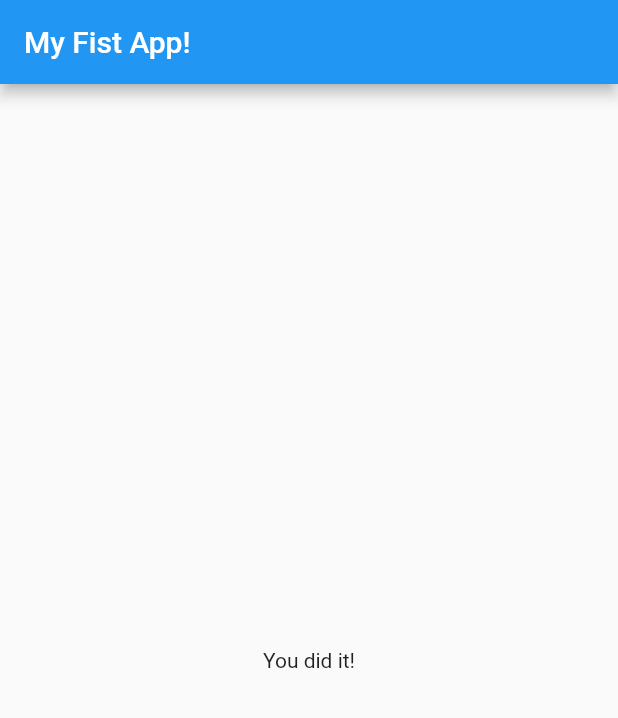
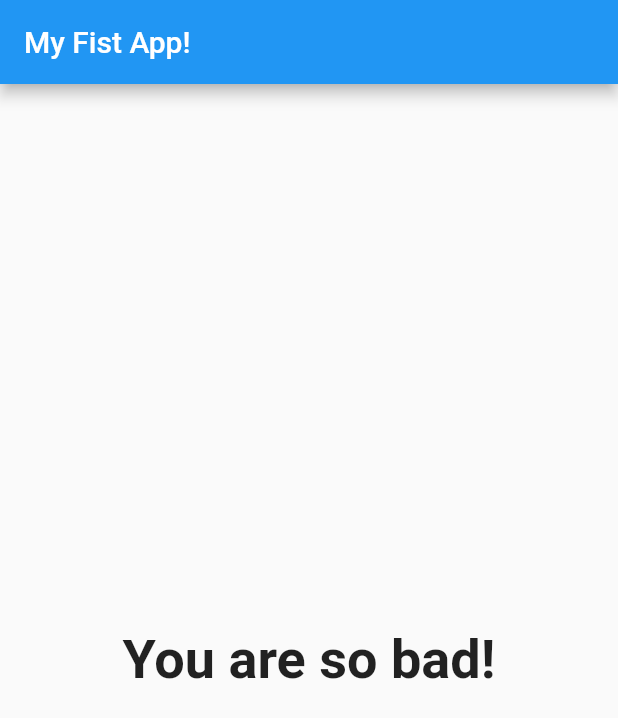
Before and after one commit to ayoline/Udemy---flutter_complete_guide, a Flutter app: the screen it shows after launch, after a tap on "Black", after a tap on "Snake", after a tap on "Roger", on a phone screen of 412 x 824 dp. Shown: the top 718 px of the screen. Run offline on Flutter 3.47's test engine with Material 2 defaults, Android fonts, the phone set to English and light mode, and no system bars.

Commit message:
add get and if else to result

```diff
--- a/lib/main.dart
+++ b/lib/main.dart
@@ -75,7 +75,7 @@ class _MyAppState extends State<MyApp> {
                 questionIndex: _questionIndex,
                 questions: _questions,
               )
-            : Result(),
+            : Result(_totalScore),
       ),
     );
   }
--- a/lib/result.dart
+++ b/lib/result.dart
@@ -1,12 +1,36 @@
 import 'package:flutter/material.dart';
 
 class Result extends StatelessWidget {
-  const Result({Key key}) : super(key: key);
+  final int resultScore;
+
+  Result(this.resultScore);
+
+  String get resultPhrase {
+    String resultText;
+
+    if (resultScore <= 8) {
+      resultText = "You are awesome and innocent!";
+    } else if (resultScore <= 12) {
+      resultText = "Pretty Likable!";
+    } else if (resultScore <= 16) {
+      resultText = "You are... strange?";
+    } else {
+      resultText = "You are so bad!";
+    }
+    return resultText;
+  }
 
   @override
   Widget build(BuildContext context) {
     return Center(
-      child: Text("You did it!"),
+      child: Text(
+        resultPhrase,
+        style: TextStyle(
+          fontSize: 36,
+          fontWeight: FontWeight.bold,
+        ),
+        textAlign: TextAlign.center,
+      ),
     );
   }
 }
```
